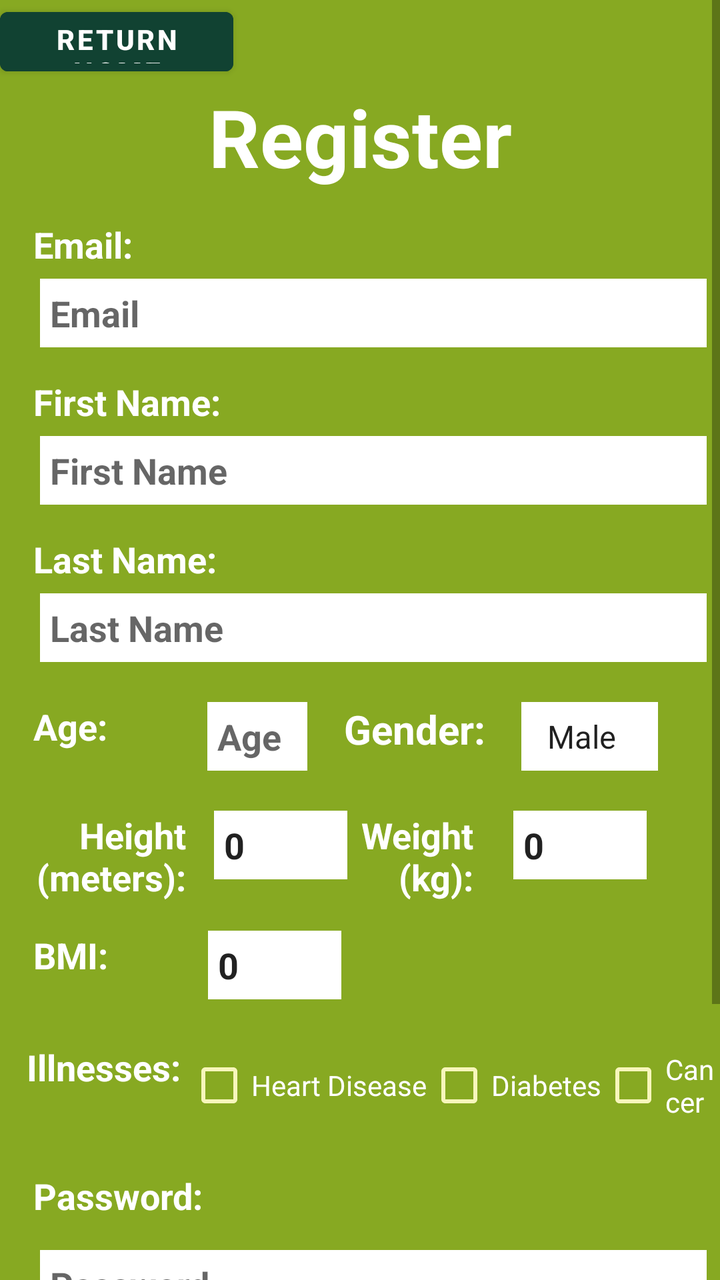
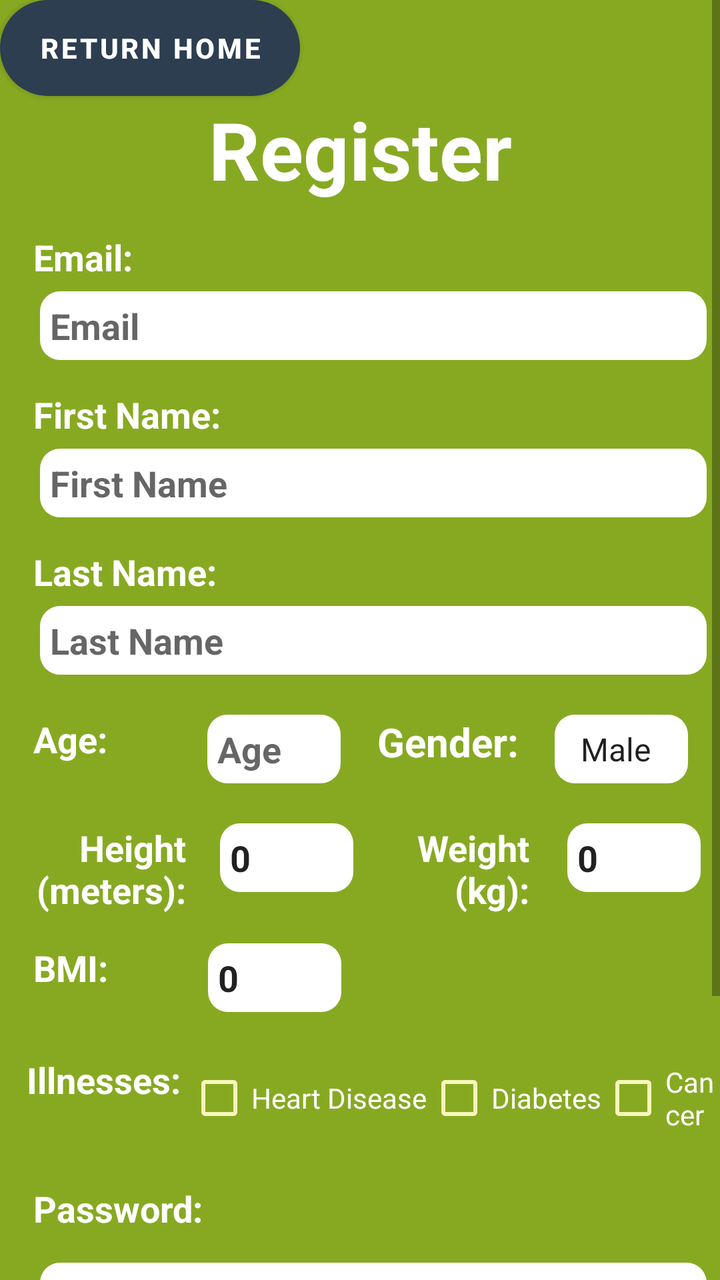

An Android layout rendered at two revisions. The XML below is the earlier revision; the diff shows what the commit changed to produce the second picture.
<!-- AndroidManifest.xml: application theme AppTheme -->
<!-- res/layout/register.xml -->
<ScrollView android:orientation="vertical" android:layout_width="match_parent" android:layout_height="match_parent" android:id="@+id/outerContainer" android:background="#87A922" xmlns:android="http://schemas.android.com/apk/res/android"><LinearLayout android:orientation="vertical" android:minWidth="25px" android:minHeight="25px" android:layout_width="match_parent" android:layout_height="match_parent"><Button android:text="Return Home" android:layout_width="350px" android:layout_height="125px" android:gravity="center" android:layout_gravity="top" android:id="@+id/btn_Home" android:textStyle="bold" android:textColor="@android:color/background_light" android:backgroundTint="#114232" /><TextView android:text="Register" android:textAppearance="?android:attr/textAppearanceLarge" android:layout_width="match_parent" android:layout_height="wrap_content" android:textSize="40dp" android:gravity="center" android:id="@+id/txtV_Register" android:textColor="@android:color/background_light" android:textStyle="bold" /><TextView android:text="Email:" android:textAppearance="?android:attr/textAppearanceMedium" android:layout_width="match_parent" android:layout_height="wrap_content" android:id="@+id/txtV_Email" android:textColor="@android:color/background_light" android:textStyle="bold" android:layout_marginTop="15dp" android:paddingLeft="50px" /><EditText android:inputType="textEmailAddress" android:layout_width="1000px" android:layout_height="wrap_content" android:padding="5dp" android:hint="Email" android:id="@+id/edtTxt_Email" android:background="@android:color/white" android:layout_marginTop="5dp" android:layout_marginLeft="20dp" android:textStyle="bold" /><TextView android:text="First Name:" android:textAppearance="?android:attr/textAppearanceMedium" android:layout_width="match_parent" android:layout_height="wrap_content" android:id="@+id/txtV_FirstName" android:textColor="@android:color/background_light" android:textStyle="bold" android:layout_marginTop="15dp" android:paddingLeft="50px" /><EditText android:inputType="text" android:layout_width="1000px" android:layout_height="wrap_content" android:padding="5dp" android:hint="First Name" android:id="@+id/edtTxt_FirstName" android:background="@android:color/white" android:layout_marginTop="5dp" android:layout_marginLeft="20dp" android:textStyle="bold" /><TextView android:text="Last Name:" android:textAppearance="?android:attr/textAppearanceMedium" android:layout_width="match_parent" android:layout_height="wrap_content" android:id="@+id/txtV_LastName" android:textColor="@android:color/background_light" android:textStyle="bold" android:layout_marginTop="15dp" android:paddingLeft="50px" /><EditText android:inputType="text" android:layout_width="1000px" android:layout_height="wrap_content" android:padding="5dp" android:hint="Last Name" android:id="@+id/edtTxt_LastName" android:background="@android:color/white" android:layout_marginTop="5dp" android:layout_marginLeft="20dp" android:textStyle="bold" /><LinearLayout android:orientation="horizontal" android:minWidth="25px" android:minHeight="25px" android:layout_width="match_parent" android:layout_height="wrap_content" android:layout_marginTop="20dp" android:id="@+id/linearLayout1"><TextView android:text="Age:" android:textAppearance="?android:attr/textAppearanceMedium" android:layout_width="wrap_content" android:layout_height="match_parent" android:id="@+id/txtV_Age" android:textColor="@android:color/background_light" android:textStyle="bold" android:paddingLeft="50px" /><EditText android:inputType="number" android:layout_width="150px" android:layout_height="wrap_content" android:padding="5dp" android:hint="Age" android:id="@+id/edtTxt_Age" android:background="@android:color/white" android:layout_marginLeft="50dp" android:textStyle="bold" /><TextView android:text="Gender:" android:textAppearance="?android:attr/textAppearanceLarge" android:layout_width="wrap_content" android:layout_height="match_parent" android:id="@+id/txtV_gender" android:textColor="@android:color/background_light" android:textStyle="bold" android:layout_marginLeft="15dp" android:paddingLeft="10px" android:textSize="20dp" /><Spinner android:padding="5dp" android:entries="@array/dropdown_gender" android:layout_width="wrap_content" android:layout_height="match_parent" android:id="@+id/spinner_gender" android:layout_marginLeft="18dp" android:background="@android:color/white" android:textStyle="bold" /></LinearLayout><LinearLayout android:orientation="horizontal" android:minWidth="25px" android:minHeight="25px" android:layout_width="match_parent" android:layout_height="150px" android:layout_marginTop="20dp" android:id="@+id/linearLayout2"><TextView android:text="Height\n(meters):" android:textAppearance="?android:attr/textAppearanceMedium" android:layout_width="wrap_content" android:layout_height="match_parent" android:id="@+id/txtV_Height" android:textColor="@android:color/background_light" android:textStyle="bold" android:paddingLeft="10px" android:gravity="right" android:layout_marginLeft="15dp" /><EditText android:inputType="numberDecimal" android:layout_width="200px" android:layout_height="wrap_content" android:padding="5dp" android:text="0" android:id="@+id/edtTxt_Height" android:background="@android:color/white" android:layout_marginLeft="14dp" android:textStyle="bold" /><TextView android:text="Weight\n(kg):" android:textAppearance="?android:attr/textAppearanceMedium" android:layout_width="wrap_content" android:layout_height="match_parent" android:id="@+id/txtV_Weight" android:textColor="@android:color/background_light" android:textStyle="bold" android:paddingLeft="20px" android:gravity="right" /><EditText android:inputType="numberDecimal" android:layout_width="200px" android:layout_height="wrap_content" android:padding="5dp" android:text="0" android:id="@+id/edtTxt_Weight" android:background="@android:color/white" android:layout_marginLeft="20dp" android:textStyle="bold" /></LinearLayout><LinearLayout android:orientation="horizontal" android:minWidth="25px" android:minHeight="25px" android:layout_width="match_parent" android:layout_height="wrap_content" android:layout_marginTop="10dp" android:id="@+id/linearLayout3"><TextView android:text="BMI:" android:textAppearance="?android:attr/textAppearanceMedium" android:layout_width="wrap_content" android:layout_height="match_parent" android:id="@+id/txtV_BMI" android:textColor="@android:color/background_light" android:textStyle="bold" android:paddingLeft="50px" android:gravity="right" /><EditText android:inputType="none" android:layout_width="200px" android:layout_height="wrap_content" android:padding="5dp" android:text="0" android:id="@+id/edtTxt_BMI" android:background="@android:color/white" android:layout_marginLeft="50dp" android:textStyle="bold" android:focusable="false" android:clickable="false" android:cursorVisible="false" /></LinearLayout><LinearLayout android:orientation="horizontal" android:minWidth="25px" android:minHeight="25px" android:layout_width="match_parent" android:layout_height="wrap_content" android:layout_marginTop="15dp" android:id="@+id/linearLayout4"><TextView android:text="Illnesses:" android:textAppearance="?android:attr/textAppearanceMedium" android:layout_width="wrap_content" android:layout_height="match_parent" android:id="@+id/txtV_ill" android:textColor="@android:color/background_light" android:textStyle="bold" android:paddingTop="20px" android:paddingLeft="40px" android:paddingRight="10px" android:gravity="right" /><CheckBox android:text="Heart Disease" android:layout_width="wrap_content" android:layout_height="match_parent" android:id="@+id/checkBox1" android:textColor="@android:color/background_light" android:buttonTint="#F7F6BB" /><CheckBox android:text="Diabetes" android:layout_width="wrap_content" android:layout_height="match_parent" android:id="@+id/checkBox2" android:textColor="@android:color/background_light" android:buttonTint="#F7F6BB" /><CheckBox android:text="Cancer" android:layout_width="wrap_content" android:layout_height="match_parent" android:id="@+id/checkBox3" android:textColor="@android:color/background_light" android:buttonTint="#F7F6BB" /></LinearLayout><TextView android:text="Password:" android:textAppearance="?android:attr/textAppearanceMedium" android:layout_width="match_parent" android:layout_height="wrap_content" android:id="@+id/txtV_Password" android:textColor="@android:color/background_light" android:textStyle="bold" android:paddingLeft="50px" android:layout_marginTop="15dp" /><EditText android:inputType="textPassword" android:layout_width="1000px" android:layout_height="wrap_content" android:padding="5dp" android:hint="Password" android:id="@+id/edtTxt_Password" android:background="@android:color/white" android:layout_marginLeft="20dp" android:textStyle="bold" android:layout_marginTop="15dp" /><TextView android:text="Re-type Password:" android:textAppearance="?android:attr/textAppearanceMedium" android:layout_width="match_parent" android:layout_height="wrap_content" android:id="@+id/txtV_RePassword" android:textColor="@android:color/background_light" android:textStyle="bold" android:paddingLeft="50px" android:layout_marginTop="15dp" /><EditText android:inputType="textPassword" android:layout_width="1000px" android:layout_height="wrap_content" android:padding="5dp" android:hint="Re-type Password" android:id="@+id/edtTxt_RePassword" android:background="@android:color/white" android:layout_marginLeft="20dp" android:layout_marginTop="15dp" android:textStyle="bold" /><Button android:text="Register" android:layout_width="650px" android:layout_height="wrap_content" android:gravity="center" android:layout_gravity="center" android:layout_marginTop="20dp" android:id="@+id/btn_Register" android:textStyle="bold" android:textColor="@android:color/background_light" android:backgroundTint="#114232" /></LinearLayout></ScrollView>
<!-- resources referenced by this layout -->
<resources>
  <string-array name="dropdown_gender"><item>Male</item><item>Female</item></string-array>
  <style name="AppTheme" parent="Theme.MaterialComponents.Light.DarkActionBar"><item name="colorPrimary">@color/colorPrimary</item><item name="colorPrimaryDark">@color/colorPrimaryDark</item><item name="colorAccent">@color/colorAccent</item><item name="windowActionBar">false</item><item name="windowNoTitle">true</item></style>
  <color name="colorPrimary">#2c3e50</color>
  <color name="colorPrimaryDark">#1B3147</color>
  <color name="colorAccent">#3498db</color>
</resources>

<!-- the commit's change to res/layout/register.xml (unified diff, before → after) -->
@@ -1 +1 @@
-<ScrollView android:orientation="vertical" android:layout_width="match_parent" android:layout_height="match_parent" android:id="@+id/outerContainer" android:background="#87A922" xmlns:android="http://schemas.android.com/apk/res/android"><LinearLayout android:orientation="vertical" android:minWidth="25px" android:minHeight="25px" android:layout_width="match_parent" android:layout_height="match_parent"><Button android:text="Return Home" android:layout_width="350px" android:layout_height="125px" android:gravity="center" android:layout_gravity="top" android:id="@+id/btn_Home" android:textStyle="bold" android:textColor="@android:color/background_light" android:backgroundTint="#114232" /><TextView android:text="Register" android:textAppearance="?android:attr/textAppearanceLarge" android:layout_width="match_parent" android:layout_height="wrap_content" android:textSize="40dp" android:gravity="center" android:id="@+id/txtV_Register" android:textColor="@android:color/background_light" android:textStyle="bold" /><TextView android:text="Email:" android:textAppearance="?android:attr/textAppearanceMedium" android:layout_width="match_parent" android:layout_height="wrap_content" android:id="@+id/txtV_Email" android:textColor="@android:color/background_light" android:textStyle="bold" android:layout_marginTop="15dp" android:paddingLeft="50px" /><EditText android:inputType="textEmailAddress" android:layout_width="1000px" android:layout_height="wrap_content" android:padding="5dp" android:hint="Email" android:id="@+id/edtTxt_Email" android:background="@android:color/white" android:layout_marginTop="5dp" android:layout_marginLeft="20dp" android:textStyle="bold" /><TextView android:text="First Name:" android:textAppearance="?android:attr/textAppearanceMedium" android:layout_width="match_parent" android:layout_height="wrap_content" android:id="@+id/txtV_FirstName" android:textColor="@android:color/background_light" android:textStyle="bold" android:layout_marginTop="15dp" android:paddingLeft="50px" /><EditText android:inputType="text" android:layout_width="1000px" android:layout_height="wrap_content" android:padding="5dp" android:hint="First Name" android:id="@+id/edtTxt_FirstName" android:background="@android:color/white" android:layout_marginTop="5dp" android:layout_marginLeft="20dp" android:textStyle="bold" /><TextView android:text="Last Name:" android:textAppearance="?android:attr/textAppearanceMedium" android:layout_width="match_parent" android:layout_height="wrap_content" android:id="@+id/txtV_LastName" android:textColor="@android:color/background_light" android:textStyle="bold" android:layout_marginTop="15dp" android:paddingLeft="50px" /><EditText android:inputType="text" android:layout_width="1000px" android:layout_height="wrap_content" android:padding="5dp" android:hint="Last Name" android:id="@+id/edtTxt_LastName" android:background="@android:color/white" android:layout_marginTop="5dp" android:layout_marginLeft="20dp" android:textStyle="bold" /><LinearLayout android:orientation="horizontal" android:minWidth="25px" android:minHeight="25px" android:layout_width="match_parent" android:layout_height="wrap_content" android:layout_marginTop="20dp" android:id="@+id/linearLayout1"><TextView android:text="Age:" android:textAppearance="?android:attr/textAppearanceMedium" android:layout_width="wrap_content" android:layout_height="match_parent" android:id="@+id/txtV_Age" android:textColor="@android:color/background_light" android:textStyle="bold" android:paddingLeft="50px" /><EditText android:inputType="number" android:layout_width="150px" android:layout_height="wrap_content" android:padding="5dp" android:hint="Age" android:id="@+id/edtTxt_Age" android:background="@android:color/white" android:layout_marginLeft="50dp" android:textStyle="bold" /><TextView android:text="Gender:" android:textAppearance="?android:attr/textAppearanceLarge" android:layout_width="wrap_content" android:layout_height="match_parent" android:id="@+id/txtV_gender" android:textColor="@android:color/background_light" android:textStyle="bold" android:layout_marginLeft="15dp" android:paddingLeft="10px" android:textSize="20dp" /><Spinner android:padding="5dp" android:entries="@array/dropdown_gender" android:layout_width="wrap_content" android:layout_height="match_parent" android:id="@+id/spinner_gender" android:layout_marginLeft="18dp" android:background="@android:color/white" android:textStyle="bold" /></LinearLayout><LinearLayout android:orientation="horizontal" android:minWidth="25px" android:minHeight="25px" android:layout_width="match_parent" android:layout_height="150px" android:layout_marginTop="20dp" android:id="@+id/linearLayout2"><TextView android:text="Height\n(meters):" android:textAppearance="?android:attr/textAppearanceMedium" android:layout_width="wrap_content" android:layout_height="match_parent" android:id="@+id/txtV_Height" android:textColor="@android:color/background_light" android:textStyle="bold" android:paddingLeft="10px" android:gravity="right" android:layout_marginLeft="15dp" /><EditText android:inputType="numberDecimal" android:layout_width="200px" android:layout_height="wrap_content" android:padding="5dp" android:text="0" android:id="@+id/edtTxt_Height" android:background="@android:color/white" android:layout_marginLeft="14dp" android:textStyle="bold" /><TextView android:text="Weight\n(kg):" android:textAppearance="?android:attr/textAppearanceMedium" android:layout_width="wrap_content" android:layout_height="match_parent" android:id="@+id/txtV_Weight" android:textColor="@android:color/background_light" android:textStyle="bold" android:paddingLeft="20px" android:gravity="right" /><EditText android:inputType="numberDecimal" android:layout_width="200px" android:layout_height="wrap_content" android:padding="5dp" android:text="0" android:id="@+id/edtTxt_Weight" android:background="@android:color/white" android:layout_marginLeft="20dp" android:textStyle="bold" /></LinearLayout><LinearLayout android:orientation="horizontal" android:minWidth="25px" android:minHeight="25px" android:layout_width="match_parent" android:layout_height="wrap_content" android:layout_marginTop="10dp" android:id="@+id/linearLayout3"><TextView android:text="BMI:" android:textAppearance="?android:attr/textAppearanceMedium" android:layout_width="wrap_content" android:layout_height="match_parent" android:id="@+id/txtV_BMI" android:textColor="@android:color/background_light" android:textStyle="bold" android:paddingLeft="50px" android:gravity="right" /><EditText android:inputType="none" android:layout_width="200px" android:layout_height="wrap_content" android:padding="5dp" android:text="0" android:id="@+id/edtTxt_BMI" android:background="@android:color/white" android:layout_marginLeft="50dp" android:textStyle="bold" android:focusable="false" android:clickable="false" android:cursorVisible="false" /></LinearLayout><LinearLayout android:orientation="horizontal" android:minWidth="25px" android:minHeight="25px" android:layout_width="match_parent" android:layout_height="wrap_content" android:layout_marginTop="15dp" android:id="@+id/linearLayout4"><TextView android:text="Illnesses:" android:textAppearance="?android:attr/textAppearanceMedium" android:layout_width="wrap_content" android:layout_height="match_parent" android:id="@+id/txtV_ill" android:textColor="@android:color/background_light" android:textStyle="bold" android:paddingTop="20px" android:paddingLeft="40px" android:paddingRight="10px" android:gravity="right" /><CheckBox android:text="Heart Disease" android:layout_width="wrap_content" android:layout_height="match_parent" android:id="@+id/checkBox1" android:textColor="@android:color/background_light" android:buttonTint="#F7F6BB" /><CheckBox android:text="Diabetes" android:layout_width="wrap_content" android:layout_height="match_parent" android:id="@+id/checkBox2" android:textColor="@android:color/background_light" android:buttonTint="#F7F6BB" /><CheckBox android:text="Cancer" android:layout_width="wrap_content" android:layout_height="match_parent" android:id="@+id/checkBox3" android:textColor="@android:color/background_light" android:buttonTint="#F7F6BB" /></LinearLayout><TextView android:text="Password:" android:textAppearance="?android:attr/textAppearanceMedium" android:layout_width="match_parent" android:layout_height="wrap_content" android:id="@+id/txtV_Password" android:textColor="@android:color/background_light" android:textStyle="bold" android:paddingLeft="50px" android:layout_marginTop="15dp" /><EditText android:inputType="textPassword" android:layout_width="1000px" android:layout_height="wrap_content" android:padding="5dp" android:hint="Password" android:id="@+id/edtTxt_Password" android:background="@android:color/white" android:layout_marginLeft="20dp" android:textStyle="bold" android:layout_marginTop="15dp" /><TextView android:text="Re-type Password:" android:textAppearance="?android:attr/textAppearanceMedium" android:layout_width="match_parent" android:layout_height="wrap_content" android:id="@+id/txtV_RePassword" android:textColor="@android:color/background_light" android:textStyle="bold" android:paddingLeft="50px" android:layout_marginTop="15dp" /><EditText android:inputType="textPassword" android:layout_width="1000px" android:layout_height="wrap_content" android:padding="5dp" android:hint="Re-type Password" android:id="@+id/edtTxt_RePassword" android:background="@android:color/white" android:layout_marginLeft="20dp" android:layout_marginTop="15dp" android:textStyle="bold" /><Button android:text="Register" android:layout_width="650px" android:layout_height="wrap_content" android:gravity="center" android:layout_gravity="center" android:layout_marginTop="20dp" android:id="@+id/btn_Register" android:textStyle="bold" android:textColor="@android:color/background_light" android:backgroundTint="#114232" /></LinearLayout></ScrollView>
+<ScrollView android:orientation="vertical" android:layout_width="match_parent" android:layout_height="match_parent" android:id="@+id/outerContainer" android:background="#87A922" xmlns:android="http://schemas.android.com/apk/res/android"><LinearLayout android:orientation="vertical" android:minWidth="25px" android:minHeight="25px" android:layout_width="match_parent" android:layout_height="match_parent"><Button android:text="Return Home" android:layout_width="450px" android:layout_height="wrap_content" android:gravity="center" android:layout_gravity="top" android:id="@+id/btn_Home" android:textStyle="bold" android:textColor="@android:color/background_light" android:backgroundTint="#114232" android:background="@drawable/buttons" /><TextView android:text="Register" android:textAppearance="?android:attr/textAppearanceLarge" android:layout_width="match_parent" android:layout_height="wrap_content" android:textSize="40dp" android:gravity="center" android:id="@+id/txtV_Register" android:textColor="@android:color/background_light" android:textStyle="bold" /><TextView android:text="Email:" android:textAppearance="?android:attr/textAppearanceMedium" android:layout_width="match_parent" android:layout_height="wrap_content" android:id="@+id/txtV_Email" android:textColor="@android:color/background_light" android:textStyle="bold" android:layout_marginTop="15dp" android:paddingLeft="50px" /><EditText android:inputType="textEmailAddress" android:layout_width="1000px" android:layout_height="wrap_content" android:padding="5dp" android:hint="Email" android:id="@+id/edtTxt_Email" android:background="@drawable/register_inputbox_design" android:layout_marginTop="5dp" android:layout_marginLeft="20dp" android:textStyle="bold" /><TextView android:text="First Name:" android:textAppearance="?android:attr/textAppearanceMedium" android:layout_width="match_parent" android:layout_height="wrap_content" android:id="@+id/txtV_FirstName" android:textColor="@android:color/background_light" android:textStyle="bold" android:layout_marginTop="15dp" android:paddingLeft="50px" /><EditText android:inputType="text" android:layout_width="1000px" android:layout_height="wrap_content" android:padding="5dp" android:hint="First Name" android:id="@+id/edtTxt_FirstName" android:background="@drawable/register_inputbox_design" android:layout_marginTop="5dp" android:layout_marginLeft="20dp" android:textStyle="bold" /><TextView android:text="Last Name:" android:textAppearance="?android:attr/textAppearanceMedium" android:layout_width="match_parent" android:layout_height="wrap_content" android:id="@+id/txtV_LastName" android:textColor="@android:color/background_light" android:textStyle="bold" android:layout_marginTop="15dp" android:paddingLeft="50px" /><EditText android:inputType="text" android:layout_width="1000px" android:layout_height="wrap_content" android:padding="5dp" android:hint="Last Name" android:id="@+id/edtTxt_LastName" android:background="@drawable/register_inputbox_design" android:layout_marginTop="5dp" android:layout_marginLeft="20dp" android:textStyle="bold" /><LinearLayout android:orientation="horizontal" android:minWidth="25px" android:minHeight="25px" android:layout_width="match_parent" android:layout_height="wrap_content" android:layout_marginTop="20dp" android:id="@+id/linearLayout1"><TextView android:text="Age:" android:textAppearance="?android:attr/textAppearanceMedium" android:layout_width="wrap_content" android:layout_height="match_parent" android:id="@+id/txtV_Age" android:textColor="@android:color/background_light" android:textStyle="bold" android:paddingLeft="50px" /><EditText android:inputType="number" android:layout_width="200px" android:layout_height="wrap_content" android:padding="5dp" android:hint="Age" android:id="@+id/edtTxt_Age" android:background="@drawable/register_inputbox_design" android:layout_marginLeft="50dp" android:textStyle="bold" /><TextView android:text="Gender:" android:textAppearance="?android:attr/textAppearanceLarge" android:layout_width="wrap_content" android:layout_height="match_parent" android:id="@+id/txtV_gender" android:textColor="@android:color/background_light" android:textStyle="bold" android:layout_marginLeft="15dp" android:paddingLeft="10px" android:textSize="20dp" /><Spinner android:padding="5dp" android:entries="@array/dropdown_gender" android:layout_width="200px" android:layout_height="match_parent" android:id="@+id/spinner_gender" android:layout_marginLeft="18dp" android:background="@drawable/register_inputbox_design" android:textStyle="bold" /></LinearLayout><LinearLayout android:orientation="horizontal" android:minWidth="25px" android:minHeight="25px" android:layout_width="match_parent" android:layout_height="150px" android:layout_marginTop="20dp" android:id="@+id/linearLayout2"><TextView android:text="Height\n(meters):" android:textAppearance="?android:attr/textAppearanceMedium" android:layout_width="wrap_content" android:layout_height="match_parent" android:id="@+id/txtV_Height" android:textColor="@android:color/background_light" android:textStyle="bold" android:paddingLeft="10px" android:gravity="right" android:layout_marginLeft="15dp" /><EditText android:inputType="numberDecimal" android:layout_width="200px" android:layout_height="wrap_content" android:padding="5dp" android:text="0" android:id="@+id/edtTxt_Height" android:background="@drawable/register_inputbox_design" android:layout_marginLeft="17dp" android:textStyle="bold" /><TextView android:text="Weight\n(kg):" android:textAppearance="?android:attr/textAppearanceMedium" android:layout_width="wrap_content" android:layout_height="match_parent" android:id="@+id/txtV_Weight" android:textColor="@android:color/background_light" android:textStyle="bold" android:paddingLeft="20px" android:layout_marginLeft="25dp" android:gravity="right" /><EditText android:inputType="numberDecimal" android:layout_width="200px" android:layout_height="wrap_content" android:padding="5dp" android:text="0" android:id="@+id/edtTxt_Weight" android:background="@drawable/register_inputbox_design" android:layout_marginLeft="19dp" android:textStyle="bold" /></LinearLayout><LinearLayout android:orientation="horizontal" android:minWidth="25px" android:minHeight="25px" android:layout_width="match_parent" android:layout_height="wrap_content" android:layout_marginTop="10dp" android:id="@+id/linearLayout3"><TextView android:text="BMI:" android:textAppearance="?android:attr/textAppearanceMedium" android:layout_width="wrap_content" android:layout_height="match_parent" android:id="@+id/txtV_BMI" android:textColor="@android:color/background_light" android:textStyle="bold" android:paddingLeft="50px" android:gravity="right" /><EditText android:inputType="none" android:layout_width="200px" android:layout_height="wrap_content" android:padding="5dp" android:text="0" android:id="@+id/edtTxt_BMI" android:background="@drawable/register_inputbox_design" android:layout_marginLeft="50dp" android:textStyle="bold" android:focusable="false" android:clickable="false" android:cursorVisible="false" /></LinearLayout><LinearLayout android:orientation="horizontal" android:minWidth="25px" android:minHeight="25px" android:layout_width="match_parent" android:layout_height="wrap_content" android:layout_marginTop="15dp" android:id="@+id/linearLayout4"><TextView android:text="Illnesses:" android:textAppearance="?android:attr/textAppearanceMedium" android:layout_width="wrap_content" android:layout_height="match_parent" android:id="@+id/txtV_ill" android:textColor="@android:color/background_light" android:textStyle="bold" android:paddingTop="20px" android:paddingLeft="40px" android:paddingRight="10px" android:gravity="right" /><CheckBox android:text="Heart Disease" android:layout_width="wrap_content" android:layout_height="match_parent" android:id="@+id/checkBox1" android:textColor="@android:color/background_light" android:buttonTint="#F7F6BB" /><CheckBox android:text="Diabetes" android:layout_width="wrap_content" android:layout_height="match_parent" android:id="@+id/checkBox2" android:textColor="@android:color/background_light" android:buttonTint="#F7F6BB" /><CheckBox android:text="Cancer" android:layout_width="wrap_content" android:layout_height="match_parent" android:id="@+id/checkBox3" android:textColor="@android:color/background_light" android:buttonTint="#F7F6BB" /></LinearLayout><TextView android:text="Password:" android:textAppearance="?android:attr/textAppearanceMedium" android:layout_width="match_parent" android:layout_height="wrap_content" android:id="@+id/txtV_Password" android:textColor="@android:color/background_light" android:textStyle="bold" android:paddingLeft="50px" android:layout_marginTop="15dp" /><EditText android:inputType="textPassword" android:layout_width="1000px" android:layout_height="wrap_content" android:padding="5dp" android:hint="Password" android:id="@+id/edtTxt_Password" android:background="@drawable/register_inputbox_design" android:layout_marginLeft="20dp" android:textStyle="bold" android:layout_marginTop="15dp" /><TextView android:text="Re-type Password:" android:textAppearance="?android:attr/textAppearanceMedium" android:layout_width="match_parent" android:layout_height="wrap_content" android:id="@+id/txtV_RePassword" android:textColor="@android:color/background_light" android:textStyle="bold" android:paddingLeft="50px" android:layout_marginTop="15dp" /><EditText android:inputType="textPassword" android:layout_width="1000px" android:layout_height="wrap_content" android:padding="5dp" android:hint="Re-type Password" android:id="@+id/edtTxt_RePassword" android:background="@drawable/register_inputbox_design" android:layout_marginLeft="20dp" android:layout_marginTop="15dp" android:textStyle="bold" /><Button android:text="Register" android:layout_width="650px" android:layout_height="wrap_content" android:gravity="center" android:layout_gravity="center" android:layout_marginTop="20dp" android:id="@+id/btn_Register" android:textStyle="bold" android:textColor="@android:color/background_light" android:backgroundTint="#114232" android:background="@drawable/buttons" /></LinearLayout></ScrollView>
<!-- resource entries referenced after the edit -->
@@ -1,6 +1,10 @@
 <!-- resources referenced by this layout -->
 <resources>
   <string-array name="dropdown_gender"><item>Male</item><item>Female</item></string-array>
+  <!-- drawable buttons (drawable) -->
+  <shape xmlns:android="http://schemas.android.com/apk/res/android"><solid android:color="#FFFFFF" /><corners android:radius="25dp" /><padding android:left="12dp" android:top="12dp" android:right="12dp" android:bottom="12dp" /></shape>
+  <!-- drawable register_inputbox_design (drawable) -->
+  <shape xmlns:android="http://schemas.android.com/apk/res/android"><solid android:color="#FFFFFF" /><corners android:radius="10dp" /><padding android:left="12dp" android:top="12dp" android:right="12dp" android:bottom="12dp" /></shape>
   <style name="AppTheme" parent="Theme.MaterialComponents.Light.DarkActionBar"><item name="colorPrimary">@color/colorPrimary</item><item name="colorPrimaryDark">@color/colorPrimaryDark</item><item name="colorAccent">@color/colorAccent</item><item name="windowActionBar">false</item><item name="windowNoTitle">true</item></style>
   <color name="colorPrimary">#2c3e50</color>
   <color name="colorPrimaryDark">#1B3147</color>
